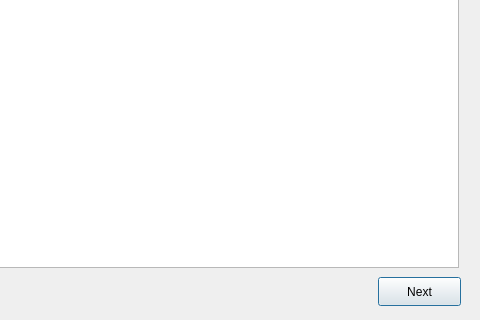
Qt form GUI/Final/thirdwindow.ui (aaryashah1010/Capstone-Sleepinducer) before a commit; both pictures show x 182 to 662 and y 243 to 563 of the 662 by 563 pixel window.
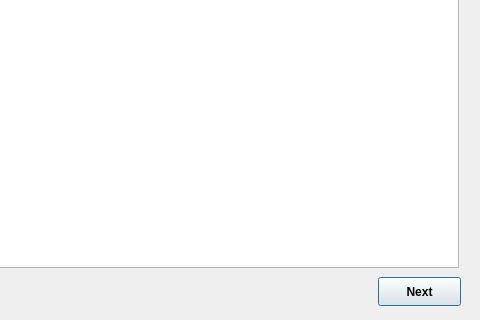
The same form after that commit.

Patch:
```diff
--- a/GUI/Final/thirdwindow.ui
+++ b/GUI/Final/thirdwindow.ui
@@ -10,6 +10,12 @@
     <height>563</height>
    </rect>
   </property>
+  <property name="sizePolicy">
+   <sizepolicy hsizetype="Fixed" vsizetype="Fixed">
+    <horstretch>0</horstretch>
+    <verstretch>0</verstretch>
+   </sizepolicy>
+  </property>
   <property name="windowTitle">
    <string>Dorms Details</string>
   </property>
@@ -32,6 +38,14 @@
      <height>29</height>
     </rect>
    </property>
+   <property name="font">
+    <font>
+     <bold>true</bold>
+    </font>
+   </property>
+   <property name="cursor">
+    <cursorShape>PointingHandCursor</cursorShape>
+   </property>
    <property name="text">
     <string>Next</string>
    </property>
```
